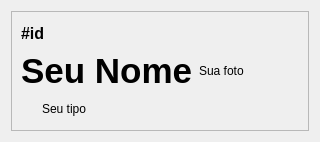
Old version of the form view/pokemon.ui in the repository ozzysp/pokedex.
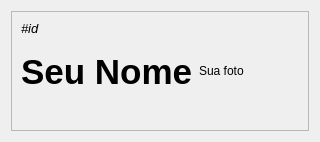
New version of the form.

Commit message: color type

What changed in the file:
```diff
--- a/view/pokemon.ui
+++ b/view/pokemon.ui
@@ -6,8 +6,8 @@
    <rect>
     <x>0</x>
     <y>0</y>
-    <width>312</width>
-    <height>140</height>
+    <width>310</width>
+    <height>138</height>
    </rect>
   </property>
   <property name="windowTitle">
@@ -39,10 +39,17 @@
        <layout class="QVBoxLayout" name="verticalLayout">
         <item>
          <widget class="QLabel" name="id_label">
+          <property name="sizePolicy">
+           <sizepolicy hsizetype="Preferred" vsizetype="Fixed">
+            <horstretch>0</horstretch>
+            <verstretch>0</verstretch>
+           </sizepolicy>
+          </property>
           <property name="font">
            <font>
-            <pointsize>12</pointsize>
-            <bold>true</bold>
+            <pointsize>10</pointsize>
+            <italic>true</italic>
+            <bold>false</bold>
            </font>
           </property>
           <property name="text">
@@ -66,33 +73,20 @@
         <item>
          <layout class="QHBoxLayout" name="horizontalLayout">
           <item>
-           <widget class="QLabel" name="type_icon_label">
-            <property name="minimumSize">
-             <size>
-              <width>15</width>
-              <height>15</height>
-             </size>
-            </property>
-            <property name="maximumSize">
-             <size>
-              <width>15</width>
-              <height>15</height>
-             </size>
-            </property>
-            <property name="text">
-             <string/>
-            </property>
-            <property name="scaledContents">
-             <bool>true</bool>
-            </property>
-           </widget>
+           <layout class="QHBoxLayout" name="type_layout"/>
           </item>
           <item>
-           <widget class="QLabel" name="type_label">
-            <property name="text">
-             <string>Seu tipo</string>
+           <spacer name="horizontalSpacer">
+            <property name="orientation">
+             <enum>Qt::Horizontal</enum>
             </property>
-           </widget>
+            <property name="sizeHint" stdset="0">
+             <size>
+              <width>40</width>
+              <height>20</height>
+             </size>
+            </property>
+           </spacer>
           </item>
          </layout>
         </item>
```
The commit also changes 7 other files.
